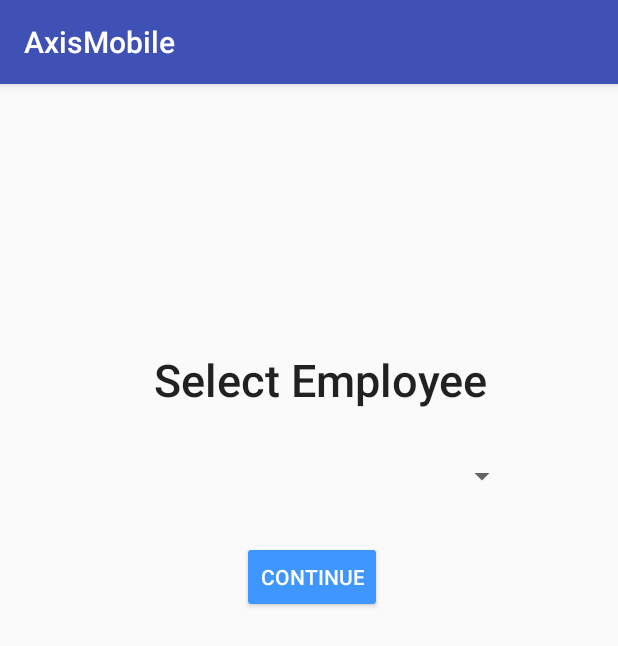
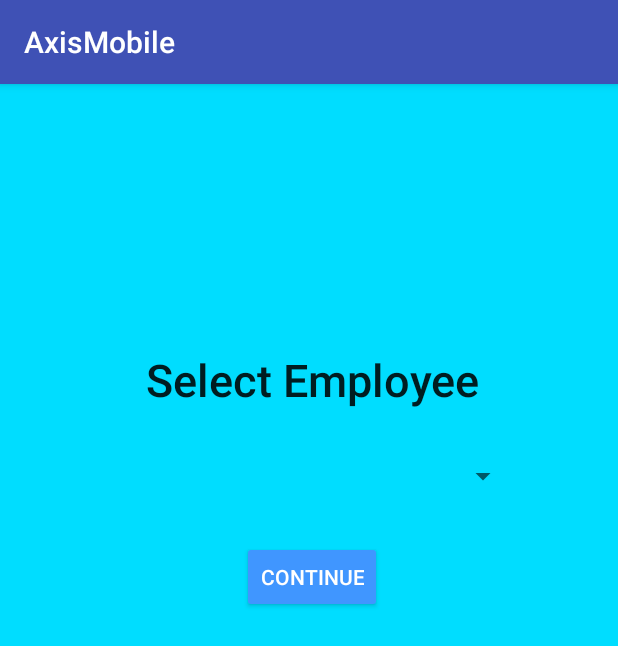
Before and after one commit to matthaerle/AxisMobile, an Android app: the Employee_Select_Activity screen opened directly, with no data from a screen before it, on a phone screen of 412 x 824 dp. Shown: the top 646 px of the screen. Run offline under Robolectric (Android 15) with nearby library versions, the phone set to English and light mode, and no system bars.

Commit message:
made the employee select screen

```diff
--- a/app/src/main/res/layout/employee_select_activity.xml
+++ b/app/src/main/res/layout/employee_select_activity.xml
@@ -4,6 +4,7 @@
     xmlns:tools="http://schemas.android.com/tools"
     android:layout_width="match_parent"
     android:layout_height="match_parent"
+    android:background="@color/colorAccent"
     android:backgroundTint="@android:color/holo_blue_bright">
 
     <Spinner
@@ -21,19 +22,19 @@
         android:id="@+id/textView2"
         android:layout_width="wrap_content"
         android:layout_height="wrap_content"
-        android:layout_marginLeft="16dp"
-        android:layout_marginRight="16dp"
+        android:layout_marginEnd="16dp"
+        android:layout_marginStart="16dp"
         android:layout_marginTop="16dp"
         android:text="@string/Employee_Select"
+        android:textAlignment="center"
         android:textAppearance="@style/TextAppearance.AppCompat.Title"
         android:textSize="30sp"
         android:typeface="normal"
-        app:layout_constraintHorizontal_bias="0.666"
-        app:layout_constraintLeft_toLeftOf="@+id/guideline12"
+        app:layout_constraintTop_toTopOf="@+id/guideline14"
         app:layout_constraintRight_toLeftOf="@+id/guideline13"
-        app:layout_constraintTop_toTopOf="@+id/guideline14"
-        android:layout_marginStart="16dp"
-        android:layout_marginEnd="16dp" />
+        android:layout_marginRight="8dp"
+        android:layout_marginLeft="8dp"
+        app:layout_constraintLeft_toLeftOf="@+id/guideline12" />
 
     <Button
         android:id="@+id/button5"
@@ -82,9 +83,7 @@
         android:layout_height="wrap_content"
         android:id="@+id/guideline13"
         android:orientation="vertical"
-        app:layout_constraintGuide_percent="0.85833335"
-        tools:layout_editor_absoluteY="0dp"
-        tools:layout_editor_absoluteX="330dp" />
+        app:layout_constraintGuide_percent="0.859375" />
 
     <android.support.constraint.Guideline
         android:layout_width="wrap_content"
```
